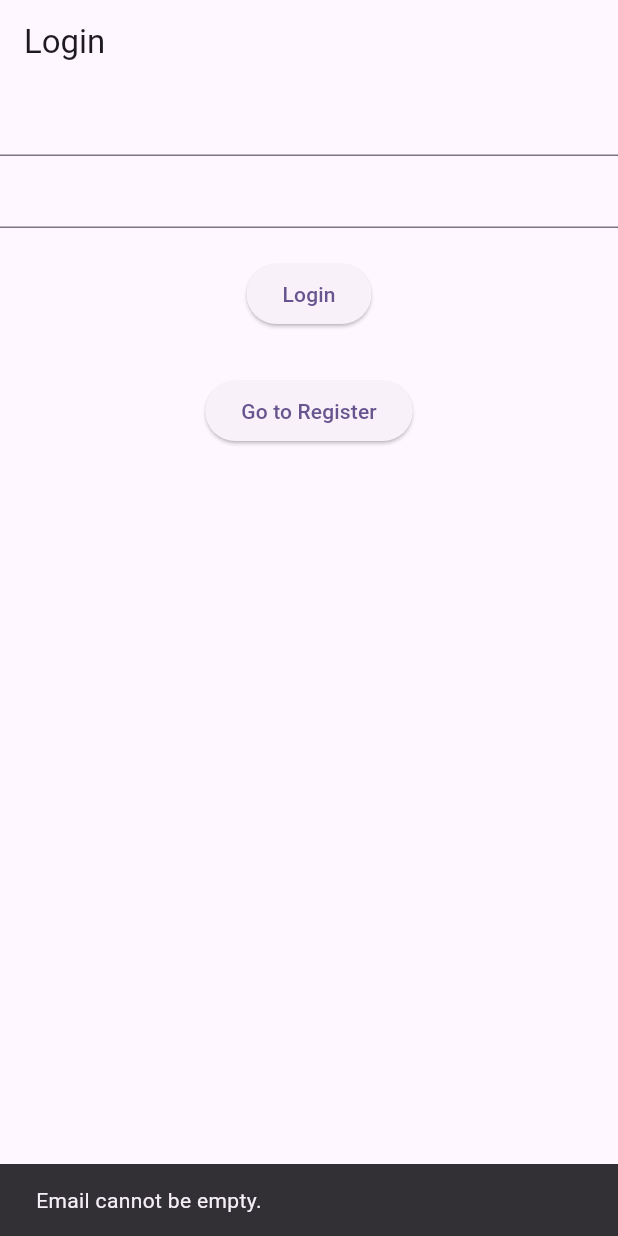
After one commit to MuhammadAliKust/Hassan-Abdullah, a Flutter app: the screen it shows after launch, after a tap on "Login", on a phone screen of 412 x 824 dp. The commit adds this screen. Run offline on Flutter 3.47's test engine with Material 3 defaults, Android fonts, the phone set to English and light mode, and no system bars.

Commit message:
Login and Register Done

```diff
--- a/lib/main.dart
+++ b/lib/main.dart
@@ -1,4 +1,5 @@
 import 'package:flutter/material.dart';
+import 'package:hassan_abdullah_apis/views/login.dart';
 
 void main() {
   runApp(const MyApp());
@@ -30,7 +31,7 @@ class MyApp extends StatelessWidget {
         // tested with just a hot reload.
         colorScheme: ColorScheme.fromSeed(seedColor: Colors.deepPurple),
       ),
-      home: const MyHomePage(title: 'Flutter Demo Home Page'),
+      home: LoginView(),
     );
   }
 }
--- a/lib/services/auth.dart
+++ b/lib/services/auth.dart
@@ -6,7 +6,7 @@ import 'package:hassan_abdullah_apis/models/user.dart';
 import 'package:http/http.dart' as http;
 
 class AuthServices {
-  String todoURL = "";
+  String todoURL = "https://todo-nu-plum-19.vercel.app";
 
   ///Register
   Future<RegisterModel> registerUser({
--- /dev/null
+++ b/lib/views/login.dart
@@ -0,0 +1,95 @@
+import 'package:flutter/material.dart';
+import 'package:hassan_abdullah_apis/services/auth.dart';
+import 'package:hassan_abdullah_apis/views/register.dart';
+
+class LoginView extends StatefulWidget {
+  const LoginView({super.key});
+
+  @override
+  State<LoginView> createState() => _LoginViewState();
+}
+
+class _LoginViewState extends State<LoginView> {
+  TextEditingController emailController = TextEditingController();
+  TextEditingController pwdController = TextEditingController();
+  bool isLoading = false;
+
+  @override
+  Widget build(BuildContext context) {
+    return Scaffold(
+      appBar: AppBar(title: Text("Login")),
+      body: Column(
+        children: [
+          TextField(controller: emailController),
+          TextField(controller: pwdController),
+          SizedBox(height: 20),
+          isLoading
+              ? Center(child: CircularProgressIndicator())
+              : ElevatedButton(
+                  onPressed: () async {
+                    if (emailController.text.isEmpty) {
+                      ScaffoldMessenger.of(context).showSnackBar(
+                        SnackBar(content: Text("Email cannot be empty.")),
+                      );
+                      return;
+                    }
+                    if (pwdController.text.isEmpty) {
+                      ScaffoldMessenger.of(context).showSnackBar(
+                        SnackBar(content: Text("Password cannot be empty.")),
+                      );
+                      return;
+                    }
+                    try {
+                      isLoading = true;
+                      setState(() {});
+                      await AuthServices()
+                          .loginUser(
+                            email: emailController.text,
+                            pwd: pwdController.text,
+                          )
+                          .then((val) {
+                            isLoading = false;
+                            setState(() {});
+                            showDialog(
+                              context: context,
+                              builder: (context) {
+                                return AlertDialog(
+                                  title: Text("Message"),
+                                  content: Text(
+                                    "User has been logged in successfully.",
+                                  ),
+                                  actions: [
+                                    TextButton(
+                                      onPressed: () {},
+                                      child: Text("Okay"),
+                                    ),
+                                  ],
+                                );
+                              },
+                            );
+                          });
+                    } catch (e) {
+                      isLoading = false;
+                      setState(() {});
+                      ScaffoldMessenger.of(
+                        context,
+                      ).showSnackBar(SnackBar(content: Text(e.toString())));
+                    }
+                  },
+                  child: Text("Login"),
+                ),
+          SizedBox(height: 30),
+          ElevatedButton(
+            onPressed: () {
+              Navigator.push(
+                context,
+                MaterialPageRoute(builder: (context) => RegisterView()),
+              );
+            },
+            child: Text("Go to Register"),
+          ),
+        ],
+      ),
+    );
+  }
+}
```
Also changed, not shown: lib/views/register.dart (added, +101 -0 lines).
